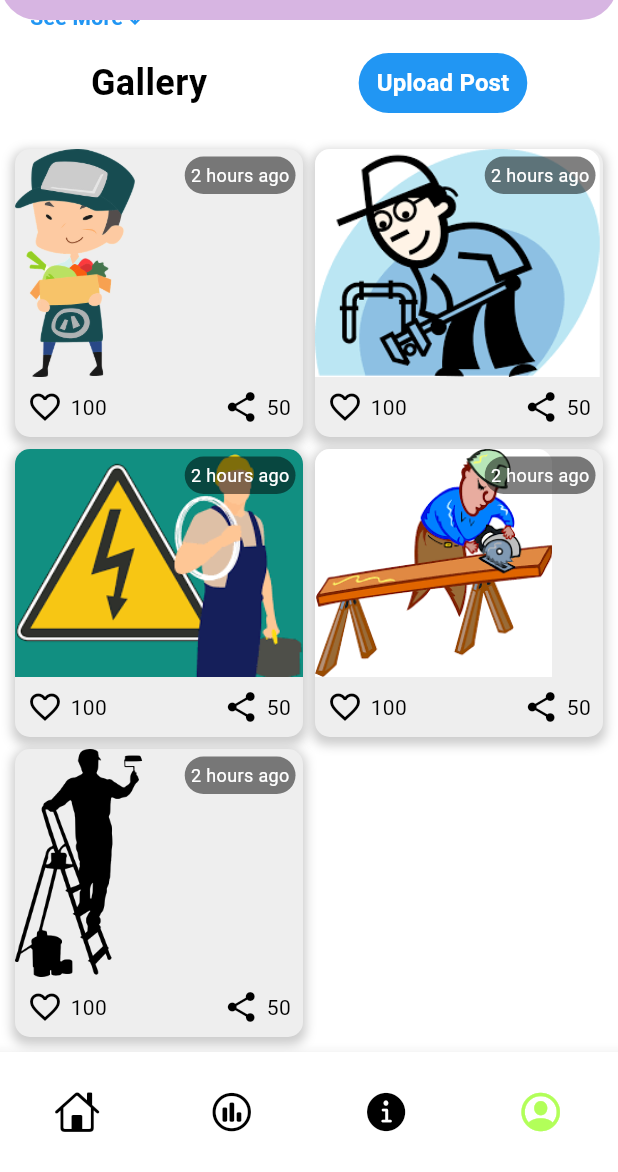
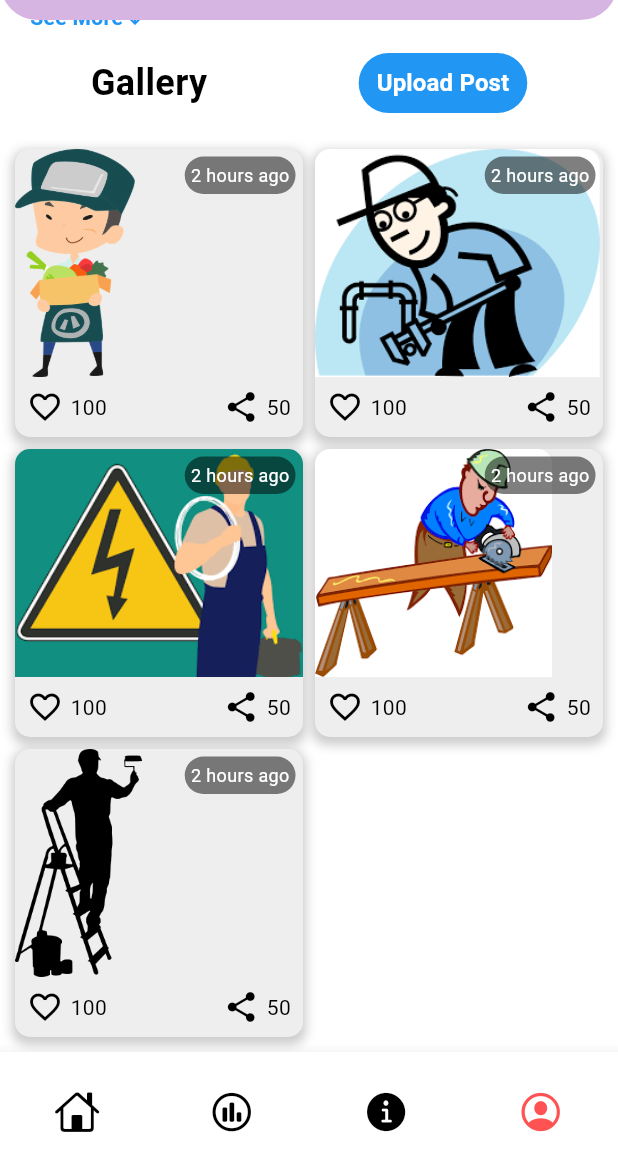
Before and after one commit to hasib94badhon/Mark, a Flutter app: the screen it shows after launch, item 4 of the bottom bar chosen, scrolled down 420 dp, on a phone screen of 412 x 824 dp, the part 64-1236 px from its top. Run offline on Flutter 3.47's test engine with Material 3 defaults, Android fonts, the phone set to English and light mode, and no system bars; drawn by our look-alikes of animated_bottom_navigation_bar; our stand-ins replace fan_carousel_image_slider, flutter_rating_bar, flutter_speed_dial, introduction_screen; missing offline and left inert: sms_otp_auto_verify; network calls fail.

Commit message:
changes in

```diff
--- a/lib/screens/navigation_screen.dart
+++ b/lib/screens/navigation_screen.dart
@@ -44,7 +44,7 @@ class _NavigationScreenState extends State<NavigationScreen> {
       floatingActionButtonLocation: FloatingActionButtonLocation.endFloat,
       bottomNavigationBar: AnimatedBottomNavigationBar(
         height: 80,
-        activeColor: Colors.lightGreenAccent,
+        activeColor: Colors.redAccent,
         inactiveColor: Colors.black,
         iconSize: 30,
         icons: [
--- a/pubspec.yaml
+++ b/pubspec.yaml
@@ -32,7 +32,7 @@ dev_dependencies:
   flutter_test:
     sdk: flutter
 
-  flutter_lints: ^4.0.0
+  flutter_lints: ^3.0.2
 
 flutter:
   uses-material-design: true
```
Also changed, not shown: lib/screens/advert_screen.dart (+0 -13 lines), pubspec.lock, 1 other file.
